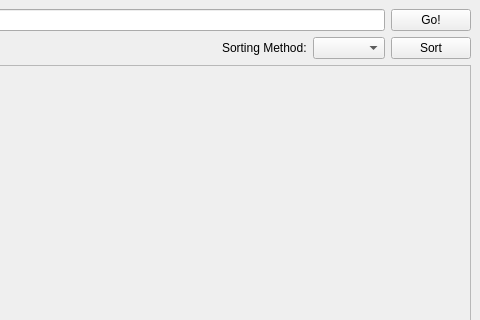
The window that mainwindow.ui (ChrisPenner/scratch) describes before a commit, drawn with Qt 5; both pictures show x 322 to 802 and y 0 to 320 of the 802 by 735 pixel window.
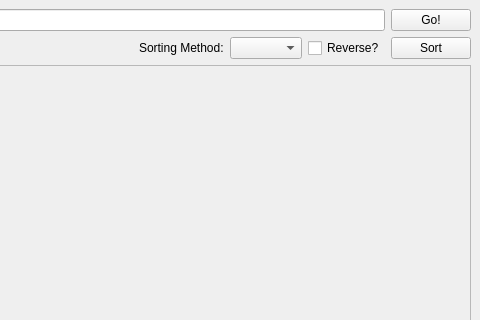
The same window after the commit.

Diff of the .ui file:
```diff
--- a/mainwindow.ui
+++ b/mainwindow.ui
@@ -72,6 +72,13 @@
           <item>
            <widget class="QComboBox" name="sortSelector"/>
           </item>
+          <item>
+           <widget class="QCheckBox" name="revSort">
+            <property name="text">
+             <string>Reverse?</string>
+            </property>
+           </widget>
+          </item>
           <item>
            <widget class="QPushButton" name="btnSort">
             <property name="text">
```
